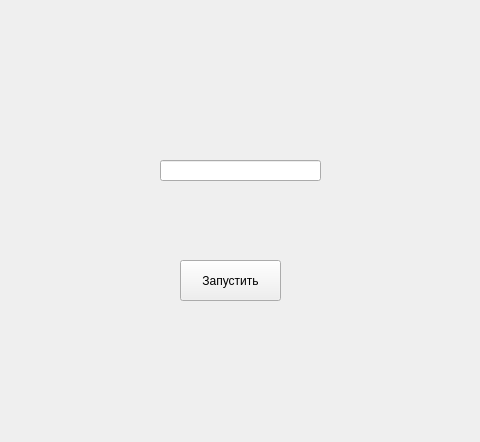
The window that unt2.ui (Ksenia-ESST/mdk_lessons) describes before a commit, drawn with Qt 5.
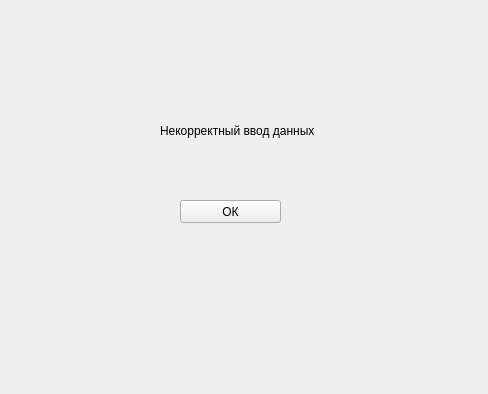
The same window after the commit.

The edit to the form file:
```diff
--- a/unt2.ui
+++ b/unt2.ui
@@ -6,34 +6,37 @@
    <rect>
     <x>0</x>
     <y>0</y>
-    <width>480</width>
-    <height>442</height>
+    <width>488</width>
+    <height>394</height>
    </rect>
   </property>
   <property name="windowTitle">
    <string>Form</string>
   </property>
-  <widget class="QPushButton" name="pushButton">
-   <property name="geometry">
-    <rect>
-     <x>180</x>
-     <y>260</y>
-     <width>101</width>
-     <height>41</height>
-    </rect>
-   </property>
-   <property name="text">
-    <string>Запустить</string>
-   </property>
-  </widget>
-  <widget class="QLineEdit" name="lineEdit">
+  <widget class="QLabel" name="label">
    <property name="geometry">
     <rect>
      <x>160</x>
-     <y>160</y>
+     <y>120</y>
      <width>161</width>
      <height>21</height>
     </rect>
+   </property>
+   <property name="text">
+    <string>Некорректный ввод данных</string>
+   </property>
+  </widget>
+  <widget class="QPushButton" name="pushButton">
+   <property name="geometry">
+    <rect>
+     <x>180</x>
+     <y>200</y>
+     <width>101</width>
+     <height>23</height>
+    </rect>
+   </property>
+   <property name="text">
+    <string>ОК</string>
    </property>
   </widget>
  </widget>
```
